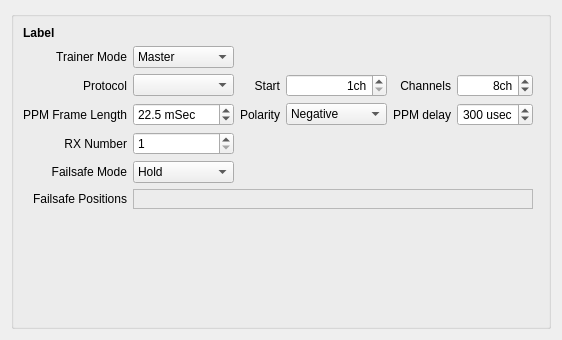
opentx/opentx, file companion/src/modeledit/setup_module.ui: the form before one commit.
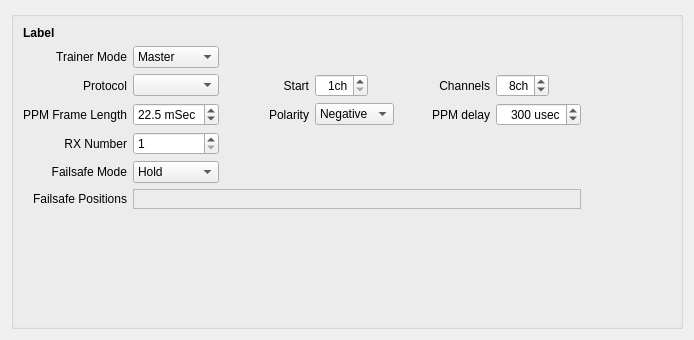
The form after the commit.

Commit message: Nicer module UI

Diff of the .ui file:
```diff
--- a/companion/src/modeledit/setup_module.ui
+++ b/companion/src/modeledit/setup_module.ui
@@ -6,7 +6,7 @@
    <rect>
     <x>0</x>
     <y>0</y>
-    <width>562</width>
+    <width>694</width>
     <height>340</height>
    </rect>
   </property>
@@ -16,12 +16,54 @@
   <layout class="QVBoxLayout" name="verticalLayout">
    <item>
     <widget class="QGroupBox" name="moduleGB">
+     <property name="sizePolicy">
+      <sizepolicy hsizetype="Preferred" vsizetype="Preferred">
+       <horstretch>0</horstretch>
+       <verstretch>0</verstretch>
+      </sizepolicy>
+     </property>
+     <property name="maximumSize">
+      <size>
+       <width>16777215</width>
+       <height>16777215</height>
+      </size>
+     </property>
      <property name="title">
       <string/>
      </property>
-     <layout class="QGridLayout" name="gridLayout_69" rowstretch="0,0,0,0,0,0,0,0" columnstretch="0,0,0,0,0,0,0">
-      <item row="5" column="0">
+     <property name="alignment">
+      <set>Qt::AlignRight|Qt::AlignTrailing|Qt::AlignVCenter</set>
+     </property>
+     <layout class="QGridLayout" name="gridLayout_69" rowstretch="0,0,0,0,0,0,0,0,0" columnstretch="0,0,0,0,0,0,0">
+      <item row="7" column="1" colspan="5">
+       <widget class="QFrame" name="failsafesFrame">
+        <property name="maximumSize">
+         <size>
+          <width>700</width>
+          <height>16777215</height>
+         </size>
+        </property>
+        <property name="frameShape">
+         <enum>QFrame::StyledPanel</enum>
+        </property>
+        <property name="frameShadow">
+         <enum>QFrame::Sunken</enum>
+        </property>
+        <layout class="QVBoxLayout" name="verticalLayout_2">
+         <item>
+          <layout class="QGridLayout" name="failsafesLayout"/>
+         </item>
+        </layout>
+       </widget>
+      </item>
+      <item row="6" column="0">
        <widget class="QLabel" name="label_failsafeMode">
+        <property name="maximumSize">
+         <size>
+          <width>16777215</width>
+          <height>16777215</height>
+         </size>
+        </property>
         <property name="text">
          <string>Failsafe Mode</string>
         </property>
@@ -30,11 +72,40 @@
         </property>
        </widget>
       </item>
-      <item row="2" column="1">
-       <widget class="QComboBox" name="protocol"/>
+      <item row="3" column="2" alignment="Qt::AlignRight">
+       <widget class="QLabel" name="label_channelsStart">
+        <property name="maximumSize">
+         <size>
+          <width>16777215</width>
+          <height>16777215</height>
+         </size>
+        </property>
+        <property name="text">
+         <string>Start</string>
+        </property>
+        <property name="alignment">
+         <set>Qt::AlignRight|Qt::AlignTrailing|Qt::AlignVCenter</set>
+        </property>
+       </widget>
       </item>
-      <item row="3" column="4">
+      <item row="3" column="1">
+       <widget class="QComboBox" name="protocol">
+        <property name="maximumSize">
+         <size>
+          <width>125</width>
+          <height>16777215</height>
+         </size>
+        </property>
+       </widget>
+      </item>
+      <item row="4" column="4" alignment="Qt::AlignRight">
        <widget class="QLabel" name="label_ppmDelay">
+        <property name="maximumSize">
+         <size>
+          <width>16777215</width>
+          <height>16777215</height>
+         </size>
+        </property>
         <property name="text">
          <string>PPM delay</string>
         </property>
@@ -43,8 +114,14 @@
         </property>
        </widget>
       </item>
-      <item row="3" column="5">
+      <item row="4" column="5">
        <widget class="QSpinBox" name="ppmDelay">
+        <property name="maximumSize">
+         <size>
+          <width>125</width>
+          <height>16777215</height>
+         </size>
+        </property>
         <property name="alignment">
          <set>Qt::AlignRight|Qt::AlignTrailing|Qt::AlignVCenter</set>
         </property>
@@ -65,7 +142,7 @@
         </property>
        </widget>
       </item>
-      <item row="3" column="3">
+      <item row="4" column="3" alignment="Qt::AlignLeft">
        <widget class="QComboBox" name="ppmPolarity">
         <property name="sizePolicy">
          <sizepolicy hsizetype="MinimumExpanding" vsizetype="Fixed">
@@ -73,6 +150,12 @@
           <verstretch>0</verstretch>
          </sizepolicy>
         </property>
+        <property name="maximumSize">
+         <size>
+          <width>125</width>
+          <height>16777215</height>
+         </size>
+        </property>
         <item>
          <property name="text">
           <string>Negative</string>
@@ -85,8 +168,14 @@
         </item>
        </widget>
       </item>
-      <item row="4" column="0">
+      <item row="5" column="0">
        <widget class="QLabel" name="label_rxNumber">
+        <property name="maximumSize">
+         <size>
+          <width>16777215</width>
+          <height>16777215</height>
+         </size>
+        </property>
         <property name="text">
          <string>RX Number</string>
         </property>
@@ -97,6 +186,18 @@
       </item>
       <item row="1" column="1">
        <widget class="QComboBox" name="trainerMode">
+        <property name="sizePolicy">
+         <sizepolicy hsizetype="Preferred" vsizetype="Fixed">
+          <horstretch>0</horstretch>
+          <verstretch>0</verstretch>
+         </sizepolicy>
+        </property>
+        <property name="maximumSize">
+         <size>
+          <width>125</width>
+          <height>16777215</height>
+         </size>
+        </property>
         <item>
          <property name="text">
           <string>Master</string>
@@ -109,8 +210,14 @@
         </item>
        </widget>
       </item>
-      <item row="3" column="2">
+      <item row="4" column="2" alignment="Qt::AlignRight">
        <widget class="QLabel" name="label_ppmPolarity">
+        <property name="maximumSize">
+         <size>
+          <width>16777215</width>
+          <height>16777215</height>
+         </size>
+        </property>
         <property name="text">
          <string>Polarity</string>
         </property>
@@ -119,18 +226,14 @@
         </property>
        </widget>
       </item>
-      <item row="2" column="0">
-       <widget class="QLabel" name="label_protocol">
-        <property name="text">
-         <string>Protocol</string>
-        </property>
-        <property name="alignment">
-         <set>Qt::AlignRight|Qt::AlignTrailing|Qt::AlignVCenter</set>
-        </property>
-       </widget>
-      </item>
-      <item row="1" column="0">
+      <item row="1" column="0" alignment="Qt::AlignRight">
        <widget class="QLabel" name="label_trainerMode">
+        <property name="maximumSize">
+         <size>
+          <width>16777215</width>
+          <height>16777215</height>
+         </size>
+        </property>
         <property name="text">
          <string>Trainer Mode</string>
         </property>
@@ -139,14 +242,20 @@
         </property>
        </widget>
       </item>
-      <item row="4" column="1">
+      <item row="5" column="1">
        <widget class="QSpinBox" name="rxNumber">
         <property name="sizePolicy">
-         <sizepolicy hsizetype="MinimumExpanding" vsizetype="Fixed">
+         <sizepolicy hsizetype="Preferred" vsizetype="Fixed">
           <horstretch>0</horstretch>
           <verstretch>0</verstretch>
          </sizepolicy>
         </property>
+        <property name="maximumSize">
+         <size>
+          <width>125</width>
+          <height>16777215</height>
+         </size>
+        </property>
         <property name="suffix">
          <string/>
         </property>
@@ -164,8 +273,20 @@
         </property>
        </widget>
       </item>
-      <item row="3" column="1">
+      <item row="4" column="1">
        <widget class="QDoubleSpinBox" name="ppmFrameLength">
+        <property name="sizePolicy">
+         <sizepolicy hsizetype="Preferred" vsizetype="Fixed">
+          <horstretch>0</horstretch>
+          <verstretch>0</verstretch>
+         </sizepolicy>
+        </property>
+        <property name="maximumSize">
+         <size>
+          <width>125</width>
+          <height>16777215</height>
+         </size>
+        </property>
         <property name="suffix">
          <string> mSec</string>
         </property>
@@ -186,8 +307,14 @@
         </property>
        </widget>
       </item>
-      <item row="3" column="0">
+      <item row="4" column="0" alignment="Qt::AlignRight">
        <widget class="QLabel" name="label_ppmFrameLength">
+        <property name="maximumSize">
+         <size>
+          <width>16777215</width>
+          <height>16777215</height>
+         </size>
+        </property>
         <property name="text">
          <string>PPM Frame Length</string>
         </property>
@@ -206,8 +333,14 @@
         </property>
        </widget>
       </item>
-      <item row="2" column="5">
+      <item row="3" column="5" alignment="Qt::AlignLeft">
        <widget class="QSpinBox" name="channelsCount">
+        <property name="maximumSize">
+         <size>
+          <width>125</width>
+          <height>16777215</height>
+         </size>
+        </property>
         <property name="alignment">
          <set>Qt::AlignRight|Qt::AlignTrailing|Qt::AlignVCenter</set>
         </property>
@@ -228,8 +361,14 @@
         </property>
        </widget>
       </item>
-      <item row="2" column="3">
+      <item row="3" column="3" alignment="Qt::AlignLeft">
        <widget class="QSpinBox" name="channelsStart">
+        <property name="maximumSize">
+         <size>
+          <width>125</width>
+          <height>16777215</height>
+         </size>
+        </property>
         <property name="alignment">
          <set>Qt::AlignRight|Qt::AlignTrailing|Qt::AlignVCenter</set>
         </property>
@@ -250,17 +389,7 @@
         </property>
        </widget>
       </item>
-      <item row="2" column="2">
-       <widget class="QLabel" name="label_channelsStart">
-        <property name="text">
-         <string>Start</string>
-        </property>
-        <property name="alignment">
-         <set>Qt::AlignRight|Qt::AlignTrailing|Qt::AlignVCenter</set>
-        </property>
-       </widget>
-      </item>
-      <item row="2" column="4">
+      <item row="3" column="4" alignment="Qt::AlignRight">
        <widget class="QLabel" name="label_channelsCount">
         <property name="sizePolicy">
          <sizepolicy hsizetype="Preferred" vsizetype="Preferred">
@@ -268,6 +397,12 @@
           <verstretch>0</verstretch>
          </sizepolicy>
         </property>
+        <property name="maximumSize">
+         <size>
+          <width>16777215</width>
+          <height>16777215</height>
+         </size>
+        </property>
         <property name="text">
          <string>Channels</string>
         </property>
@@ -276,8 +411,20 @@
         </property>
        </widget>
       </item>
-      <item row="5" column="1">
+      <item row="6" column="1" alignment="Qt::AlignLeft">
        <widget class="QComboBox" name="failsafeMode">
+        <property name="sizePolicy">
+         <sizepolicy hsizetype="Preferred" vsizetype="Fixed">
+          <horstretch>0</horstretch>
+          <verstretch>0</verstretch>
+         </sizepolicy>
+        </property>
+        <property name="maximumSize">
+         <size>
+          <width>125</width>
+          <height>16777215</height>
+         </size>
+        </property>
         <item>
          <property name="text">
           <string>Hold</string>
@@ -295,8 +442,14 @@
         </item>
        </widget>
       </item>
-      <item row="6" column="0">
+      <item row="7" column="0" alignment="Qt::AlignRight">
        <widget class="QLabel" name="label_failsafeFrame">
+        <property name="maximumSize">
+         <size>
+          <width>16777215</width>
+          <height>16777215</height>
+         </size>
+        </property>
         <property name="text">
          <string>Failsafe Positions</string>
         </property>
@@ -305,22 +458,7 @@
         </property>
        </widget>
       </item>
-      <item row="6" column="1" colspan="5">
-       <widget class="QFrame" name="failsafesFrame">
-        <property name="frameShape">
-         <enum>QFrame::StyledPanel</enum>
-        </property>
-        <property name="frameShadow">
-         <enum>QFrame::Sunken</enum>
-        </property>
-        <layout class="QVBoxLayout" name="verticalLayout_2">
-         <item>
-          <layout class="QGridLayout" name="failsafesLayout"/>
-         </item>
-        </layout>
-       </widget>
-      </item>
-      <item row="7" column="0">
+      <item row="8" column="0">
        <spacer name="verticalSpacer">
         <property name="orientation">
          <enum>Qt::Vertical</enum>
@@ -333,6 +471,22 @@
         </property>
        </spacer>
       </item>
+      <item row="3" column="0" alignment="Qt::AlignRight">
+       <widget class="QLabel" name="label_protocol">
+        <property name="maximumSize">
+         <size>
+          <width>16777215</width>
+          <height>16777215</height>
+         </size>
+        </property>
+        <property name="text">
+         <string>Protocol</string>
+        </property>
+        <property name="alignment">
+         <set>Qt::AlignRight|Qt::AlignTrailing|Qt::AlignVCenter</set>
+        </property>
+       </widget>
+      </item>
      </layout>
     </widget>
    </item>
```
